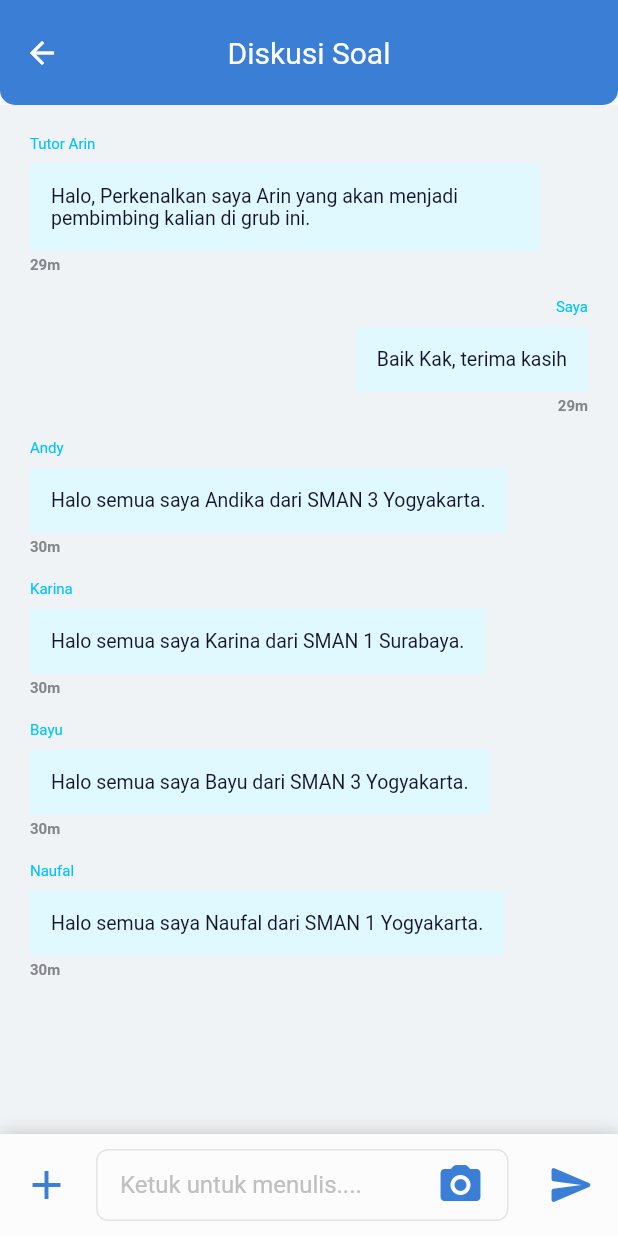
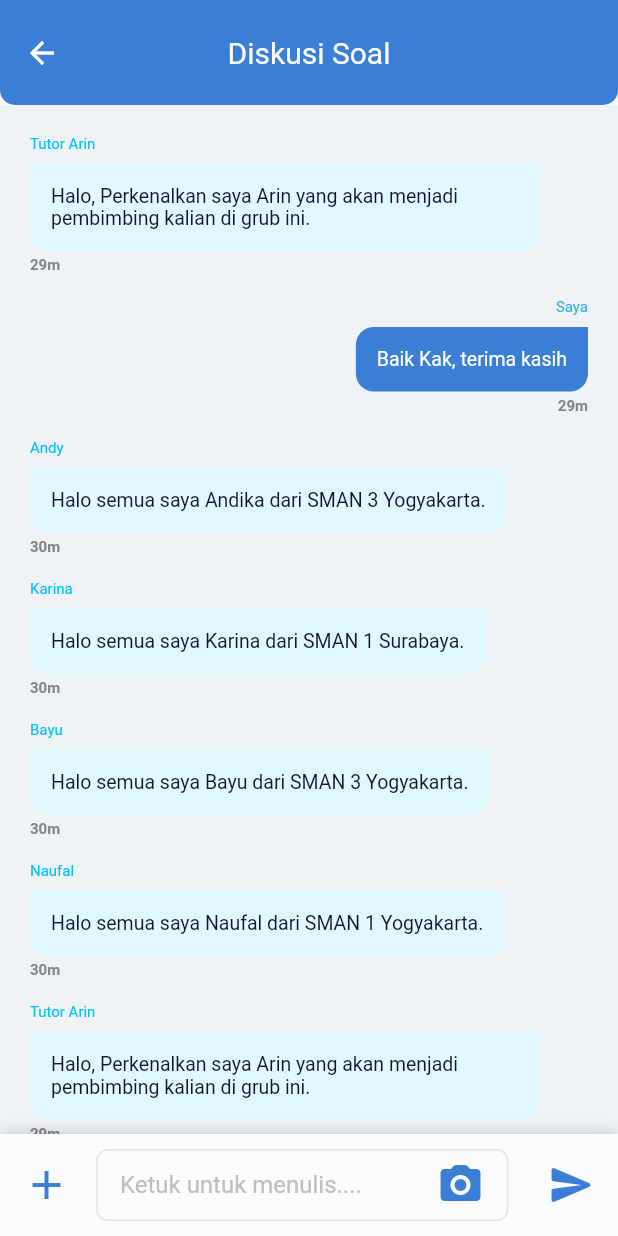
Before and after one commit to kevinnicholas2019/flutter-final-project-edspert, a Flutter app: the screen it shows after launch, on a phone screen of 412 x 824 dp. Run offline on Flutter 3.47's test engine with Material 2 defaults, Android fonts, the phone set to English and light mode, and no system bars; our stand-ins replace cached_network_image, flutter_bloc; Roboto replaces fonts that are missing (Poppins, SF Pro Display).

Commit message:
diskusi soal 100%

```diff
--- a/lib/presentation/pages/diskusi/diskusi_soal_page.dart
+++ b/lib/presentation/pages/diskusi/diskusi_soal_page.dart
@@ -6,7 +6,8 @@ import 'package:flutter/material.dart';
 class DiskusiSoalPage extends StatelessWidget {
   const DiskusiSoalPage({super.key});
 
-  static final _isiChats = {
+  static final _isiChats = [
+    for (var i = 0; i < 3; i++) ...[
       {
         "nama": "Tutor Arin",
         "pesan":
@@ -39,7 +40,8 @@ class DiskusiSoalPage extends StatelessWidget {
         "pesan": "Halo semua saya Naufal dari SMAN 1 Yogyakarta.",
         "waktu": "30m",
       },
-  };
+    ],
+  ];
 
   @override
   Widget build(BuildContext context) {
@@ -86,7 +88,6 @@ class DiskusiSoalPage extends StatelessWidget {
         ),
       ),
       bottomNavigationBar: Container(
-        // height: 54,
         constraints: const BoxConstraints(minHeight: 54, maxHeight: 54 * 8),
         padding: const EdgeInsets.symmetric(
           horizontal: 15,
@@ -111,10 +112,10 @@ class DiskusiSoalPage extends StatelessWidget {
               height: 32,
               child: TextButton(
                 onPressed: () {},
-                style: ButtonStyle(
-                  padding: const MaterialStatePropertyAll(EdgeInsets.zero),
-                  fixedSize: const MaterialStatePropertyAll(Size.fromWidth(32)),
-                  iconSize: const MaterialStatePropertyAll(32),
+                style: const ButtonStyle(
+                  padding: MaterialStatePropertyAll(EdgeInsets.zero),
+                  fixedSize: MaterialStatePropertyAll(Size.fromWidth(32)),
+                  iconSize: MaterialStatePropertyAll(32),
                   iconColor: MaterialStatePropertyAll(ColorsApp.primary),
                 ),
                 child: const Icon(Icons.add),
@@ -135,11 +136,10 @@ class DiskusiSoalPage extends StatelessWidget {
                 decoration: InputDecoration(
                   suffixIcon: TextButton(
                     onPressed: () {},
-                    style: ButtonStyle(
-                      padding: const MaterialStatePropertyAll(EdgeInsets.zero),
-                      fixedSize:
-                          const MaterialStatePropertyAll(Size.fromWidth(32)),
-                      iconSize: const MaterialStatePropertyAll(32),
+                    style: const ButtonStyle(
+                      padding: MaterialStatePropertyAll(EdgeInsets.zero),
+                      fixedSize: MaterialStatePropertyAll(Size.fromWidth(32)),
+                      iconSize: MaterialStatePropertyAll(32),
                       iconColor: MaterialStatePropertyAll(ColorsApp.primary),
                     ),
                     child: const Icon(Icons.camera_alt_rounded),
@@ -156,7 +156,7 @@ class DiskusiSoalPage extends StatelessWidget {
                   ),
                   focusedBorder:
                       Theme.of(context).inputDecorationTheme.border!.copyWith(
-                            borderSide: BorderSide(
+                            borderSide: const BorderSide(
                               color: ColorsApp.titleActive,
                               width: 0.2,
                             ),
@@ -173,10 +173,10 @@ class DiskusiSoalPage extends StatelessWidget {
               height: 32,
               child: TextButton(
                 onPressed: () {},
-                style: ButtonStyle(
-                  padding: const MaterialStatePropertyAll(EdgeInsets.zero),
-                  fixedSize: const MaterialStatePropertyAll(Size.fromWidth(32)),
-                  iconSize: const MaterialStatePropertyAll(32),
+                style: const ButtonStyle(
+                  padding: MaterialStatePropertyAll(EdgeInsets.zero),
+                  fixedSize: MaterialStatePropertyAll(Size.fromWidth(32)),
+                  iconSize: MaterialStatePropertyAll(32),
                   iconColor: MaterialStatePropertyAll(ColorsApp.primary),
                 ),
                 child: const Icon(Icons.send_rounded),
--- a/lib/presentation/pages/diskusi/widgets/diskusi_soal_chat_widget.dart
+++ b/lib/presentation/pages/diskusi/widgets/diskusi_soal_chat_widget.dart
@@ -3,6 +3,12 @@ import 'package:final_project_edspert/presentation/utils/text_style_app.dart';
 import 'package:flutter/material.dart';
 
 class DiskusiSoalChatWidget extends StatelessWidget {
+  final Color _penggunaColorTextNama = ColorsApp.secondary;
+  final Color _penggunaColorBgChat = ColorsApp.primary;
+  final Color _penggunaColorTextChat = ColorsApp.offWhite;
+
+  final Radius _borderRadiusChat = const Radius.circular(12);
+
   final String nama;
   final String pesan;
   final String waktu;
@@ -41,7 +47,7 @@ class DiskusiSoalChatWidget extends StatelessWidget {
           style: TextStyleApp.largeTextDefault.copyWith(
             fontWeight: FontWeight.w400,
             fontSize: 10,
-            color: const Color(0xFF00C4FF),
+            color: isDirisendiri ? _penggunaColorTextNama : colorTextNama,
           ),
         ),
         const SizedBox(height: 7),
@@ -49,19 +55,22 @@ class DiskusiSoalChatWidget extends StatelessWidget {
           constraints: BoxConstraints(
             maxWidth: widthOffsetText,
           ),
-          padding: const EdgeInsets.only(
-            left: 14,
-            top: 14,
-            bottom: 14,
-            right: 14,
+          padding: const EdgeInsets.all(14),
+          decoration: BoxDecoration(
+            color: isDirisendiri ? _penggunaColorBgChat : colorBgChat,
+            borderRadius: BorderRadius.only(
+              topLeft: isDirisendiri ? _borderRadiusChat : Radius.zero,
+              topRight: isDirisendiri ? Radius.zero : Radius.zero,
+              bottomRight: _borderRadiusChat,
+              bottomLeft: _borderRadiusChat,
+            ),
           ),
-          color: const Color(0xFFE0F8FF),
           child: Text(
             pesan,
             style: TextStyleApp.largeTextDefault.copyWith(
               fontWeight: FontWeight.w400,
               fontSize: 13,
-              color: ColorsApp.titleActive,
+              color: isDirisendiri ? _penggunaColorTextChat : colorTextChat,
             ),
           ),
         ),
```
Lines whose indentation alone changed are shown as unchanged.
